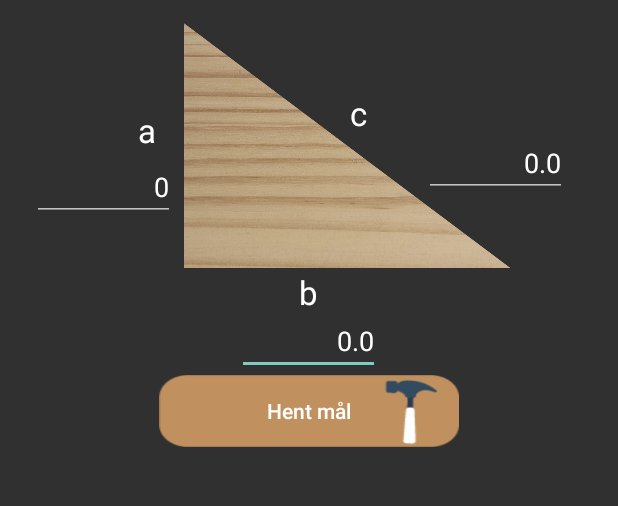
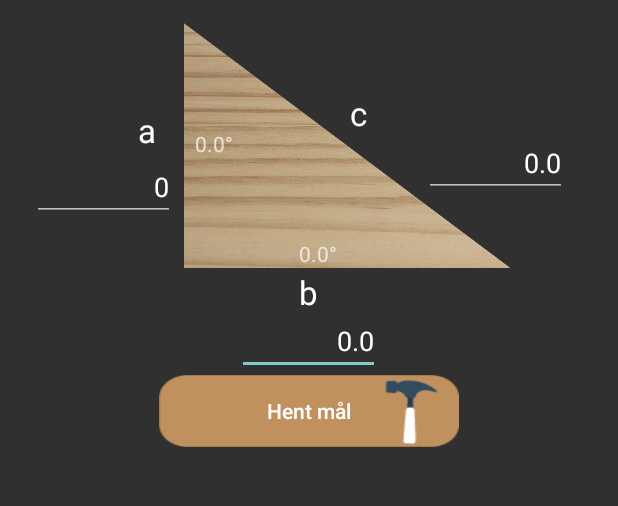
Before and after one commit to ZAN1/tomrer, an Android app: the Trekandt345 screen opened directly, with no data from a screen before it, after a tap on "Hent mål", on a phone screen of 412 x 824 dp, the part 108-614 px from its top. Run offline under Robolectric (Android 15) with nearby library versions, the phone set to English and light mode, and no system bars.

Commit message:
added degrees to trekandt

```diff
--- a/MyApplication/app/build.gradle
+++ b/MyApplication/app/build.gradle
@@ -34,8 +34,8 @@ android {
         applicationId "com.tomrer.klisterdk.tomrer"
         minSdkVersion 19
         targetSdkVersion 25
-        versionCode 14
-        versionName "1.0.13"
+        versionCode 15
+        versionName "1.0.14"
         testInstrumentationRunner "android.support.test.runner.AndroidJUnitRunner"
     }
     buildTypes {
--- a/MyApplication/app/src/main/java/com/tomrer/klisterdk/tomrer/trekandt345/Trekandt345.java
+++ b/MyApplication/app/src/main/java/com/tomrer/klisterdk/tomrer/trekandt345/Trekandt345.java
@@ -5,6 +5,7 @@ import android.support.v7.app.AppCompatActivity;
 import android.view.View;
 import android.widget.Button;
 import android.widget.EditText;
+import android.widget.TextView;
 
 import com.tomrer.klisterdk.tomrer.R;
 
@@ -49,15 +50,27 @@ public class Trekandt345 extends AppCompatActivity {
                 EditText b = (EditText) findViewById(R.id.lilleb);
                 EditText c = (EditText) findViewById(R.id.lillec);
 
+                char sign = 0x00B0;
+
                 double a1 = Double.parseDouble(a.getText().toString());
                 double b1 = Double.parseDouble(b.getText().toString());
                 double c1 = Double.parseDouble(c.getText().toString());
                 if (a.getText() != null && b1 == 0 && c1 == 0){
 
                     scale =  a1 / 3 ;
-
+                    b1 = scale * 4;
+                    c1 = scale * 5;
                     b.setText(Double.toString(scale * 4));
                     c.setText(Double.toString(scale * 5));
+                  double degreeA =  Math.toDegrees(Math.asin(Math.toRadians(a1) / (Math.toRadians(c1))));
+                    degreeA = Math.round(degreeA * 100.0)/100.0;
+                    TextView bigA = (TextView) findViewById(R.id.bigA);
+                    bigA.setText(Double.toString(degreeA )+ sign);
+
+                    double degreeB = Math.toDegrees(Math.asin( Math.toRadians(b1) / Math.toRadians(c1)));
+                    degreeB = Math.round(degreeB * 100.0)/100.0;
+                    TextView bigB = (TextView) findViewById(R.id.bigB);
+                    bigB.setText(Double.toString(degreeB )+ sign);
 
                 }else if(b.getText() != null && a1 == 0 && c1 == 0){
 
--- a/MyApplication/app/src/main/res/layout/activity_trekandt345.xml
+++ b/MyApplication/app/src/main/res/layout/activity_trekandt345.xml
@@ -109,6 +109,24 @@
             android:layout_centerVertical="true"
             android:layout_alignEnd="@+id/textView2"
             android:layout_marginEnd="95dp" />
+        <TextView
+            android:layout_width="95dp"
+            android:layout_height="wrap_content"
+            android:layout_below="@+id/lillec"
+            android:layout_alignStart="@+id/textView2"
+            android:layout_marginTop="12dp"
+            android:hint=""
+            android:id="@+id/bigA"/>
+        <TextView
+            android:layout_width="95dp"
+            android:layout_height="wrap_content"
+            android:hint=""
+            android:id="@+id/bigB"
+            android:layout_alignTop="@+id/lillec"
+            android:layout_toEndOf="@+id/textView3"
+            android:layout_marginStart="26dp" />
+
+
 
 
     </RelativeLayout>
```
